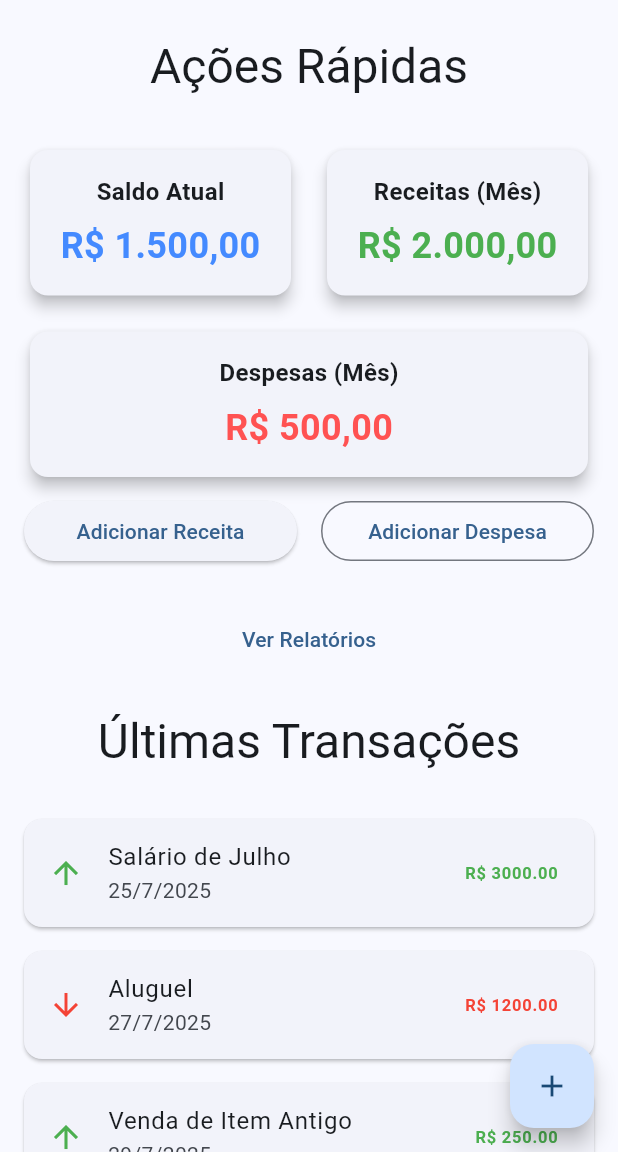
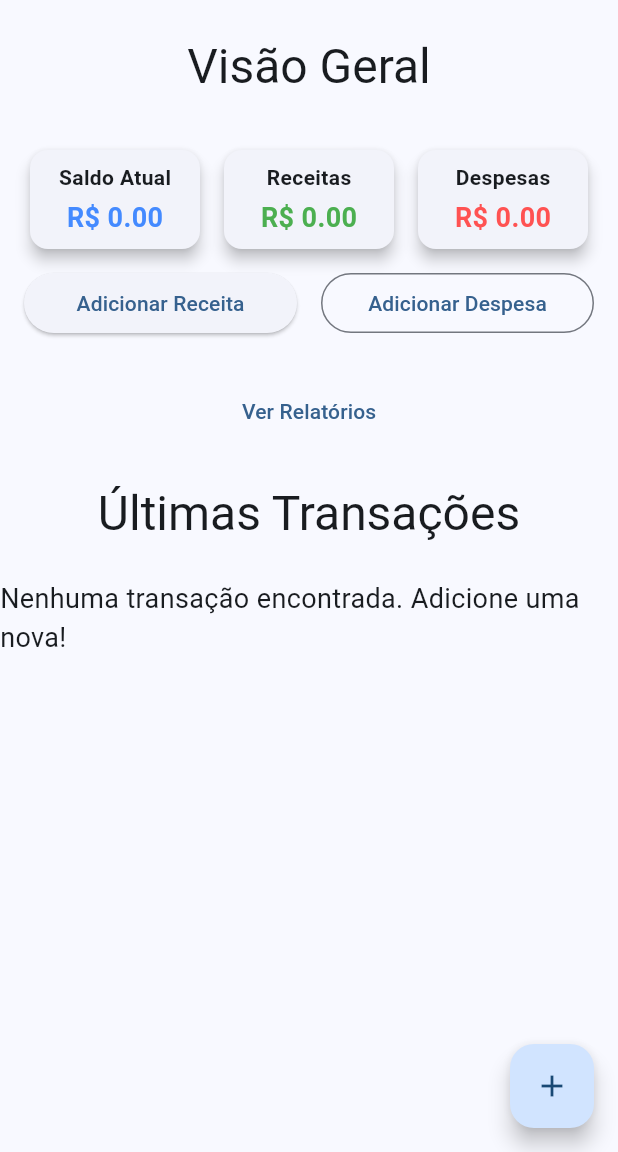
Before and after one commit to shinkosystems/SaasShinko, a Flutter app: the screen it shows after launch, after a tap on the "add" icon, on a phone screen of 412 x 824 dp, the part 84-1236 px from its top. Run offline on Flutter 3.47's test engine with Material 3 defaults, Android fonts, the phone set to English and light mode, and no system bars; our stand-ins replace supabase_flutter; accounts and stored records are empty.

Commit message:
feat: Ajuste de layout dos cards e lista de transações

```diff
--- a/lib/main.dart
+++ b/lib/main.dart
@@ -2,8 +2,20 @@ import 'package:flutter/material.dart';
 import 'package:saas_gestao_financeira/add_income_screen.dart';
 import 'package:saas_gestao_financeira/add_expense_screen.dart';
 import 'package:saas_gestao_financeira/transaction_model.dart';
+import 'package:supabase_flutter/supabase_flutter.dart';
 
-void main() {
+// Mantenha suas chaves Supabase aqui
+const SUPABASE_URL = 'https://rquhueanhjdozuhielag.supabase.co';
+const SUPABASE_ANON_KEY = 'eyJhbGciOiJIUzI1NiIsInR5cCI6IkpXVCJ9.eyJpc3MiOiJzdXBhYmFzZSIsInJlZiI6InJxdWh1ZWFuaGpkb3p1aGllbGFnIiwicm9sZSI6ImFub24iLCJpYXQiOjE3NTM3MjQ2MzMsImV4cCI6MjA2OTMwMDYzM30.kXkdpa6I7KnknyyAvdu1up2DEHyBC1-hy9BaYgKag4k';
+
+void main() async {
+  WidgetsFlutterBinding.ensureInitialized();
+
+  await Supabase.initialize(
+    url: SUPABASE_URL,
+    anonKey: SUPABASE_ANON_KEY,
+  );
+
   runApp(const MyApp());
 }
 
@@ -18,7 +30,7 @@ class _MyAppState extends State<MyApp> {
   @override
   Widget build(BuildContext context) {
     return MaterialApp(
-      title: 'SaaS Gestão Financeira', // Altere o título do app
+      title: 'SaaS Gestão Financeira',
       theme: ThemeData(
         colorScheme: ColorScheme.fromSeed(
           seedColor: const Color.fromARGB(255, 40, 157, 253),
@@ -27,7 +39,7 @@ class _MyAppState extends State<MyApp> {
       ),
       home: const MyHomePage(
         title: 'Página Inicial - SaaS Gestão Financeira',
-      ), // Altere o título da página inicial
+      ),
     );
   }
 }
@@ -42,36 +54,89 @@ class MyHomePage extends StatefulWidget {
 }
 
 class _MyHomePageState extends State<MyHomePage> {
-  final List<Transaction> _transactions = [
-    Transaction(
-      id: '1',
-      description: 'Salário de Julho',
-      value: 3000.00,
-      date: DateTime.now().subtract(const Duration(days: 5)),
-      type: TransactionType.income,
-    ),
-    Transaction(
-      id: '2',
-      description: 'Aluguel',
-      value: 1200.00,
-      date: DateTime.now().subtract(const Duration(days: 3)),
-      type: TransactionType.expense,
-    ),
-    Transaction(
-      id: '3',
-      description: 'Venda de Item Antigo',
-      value: 250.00,
-      date: DateTime.now().subtract(const Duration(days: 1)),
-      type: TransactionType.income,
-    ),
-    Transaction(
-      id: '4',
-      description: 'Supermercado',
-      value: 350.50,
-      date: DateTime.now(),
-      type: TransactionType.expense,
-    ),
-  ];
+  List<Transaction> _transactions = [];
+  bool _isLoading = true;
+
+  final SupabaseClient supabase = Supabase.instance.client;
+
+  @override
+  void initState() {
+    super.initState();
+    _fetchTransactions(); // Inicia o carregamento das transações ao iniciar a tela
+  }
+
+  // Método para buscar as transações do Supabase
+  Future<void> _fetchTransactions() async {
+    print('>>> _fetchTransactions() iniciado.');
+    setState(() {
+      _isLoading = true;
+    });
+
+    try {
+      final List<Map<String, dynamic>> response = await supabase
+          .from('transactions')
+          .select('*')
+          .order('date', ascending: false);
+
+      print('>>> Resposta bruta do Supabase: $response'); // Manter para debug
+
+      setState(() {
+        _transactions = response.map((json) => Transaction.fromJson(json)).toList();
+        _isLoading = false;
+        print('>>> Transações fetched e _transactions atualizado. Total: ${_transactions.length}');
+        print('>>> Saldo Atual Calculado: R\$ ${_currentBalance.toStringAsFixed(2)}');
+        print('>>> Receitas Mês Calculado: R\$ ${_monthlyIncome.toStringAsFixed(2)}');
+        print('>>> Despesas Mês Calculado: R\$ ${_monthlyExpense.toStringAsFixed(2)}');
+      });
+    } on PostgrestException catch (e) {
+      print('>>> ERRO Postgrest ao buscar transações: ${e.message}');
+      setState(() {
+        _isLoading = false;
+      });
+      ScaffoldMessenger.of(context).showSnackBar(
+        SnackBar(content: Text('Erro ao carregar transações: ${e.message}')),
+      );
+    } catch (error) {
+      print('>>> ERRO geral ao buscar transações: $error');
+      setState(() {
+        _isLoading = false;
+      });
+      ScaffoldMessenger.of(context).showSnackBar(
+        SnackBar(content: Text('Erro ao carregar transações: $error')),
+      );
+    }
+    print('>>> _fetchTransactions() finalizado.');
+  }
+
+  double get _currentBalance {
+    final totalIncome = _transactions
+        .where((t) => t.type == TransactionType.income)
+        .fold(0.0, (sum, item) => sum + item.value);
+    final totalExpense = _transactions
+        .where((t) => t.type == TransactionType.expense)
+        .fold(0.0, (sum, item) => sum + item.value);
+    return totalIncome - totalExpense;
+  }
+
+  double get _monthlyIncome {
+    final now = DateTime.now();
+    return _transactions
+        .where((t) =>
+            t.type == TransactionType.income &&
+            t.date.year == now.year &&
+            t.date.month == now.month)
+        .fold(0.0, (sum, item) => sum + item.value);
+  }
+
+  double get _monthlyExpense {
+    final now = DateTime.now();
+    return _transactions
+        .where((t) =>
+            t.type == TransactionType.expense &&
+            t.date.year == now.year &&
+            t.date.month == now.month)
+        .fold(0.0, (sum, item) => sum + item.value);
+  }
 
   @override
   Widget build(BuildContext context) {
@@ -80,46 +145,47 @@ class _MyHomePageState extends State<MyHomePage> {
         backgroundColor: Theme.of(context).colorScheme.inversePrimary,
         title: Text(widget.title),
       ),
-      body: SingleChildScrollView(
+      body: SingleChildScrollView( // Mantendo o SingleChildScrollView para a página toda
         child: Column(
           children: <Widget>[
             Padding(
               padding: const EdgeInsets.symmetric(vertical: 24.0),
               child: Text(
-                "Ações Rápidas",
+                "Visão Geral",
                 style: Theme.of(
                   context,
-                ).textTheme.headlineLarge, // Estilo de texto grande
+                ).textTheme.headlineLarge,
               ),
             ),
+
+            // INÍCIO DA ROW DOS CARDS
             Padding(
-              //Início dos Cards
               padding: const EdgeInsets.symmetric(
                 horizontal: 16.0,
                 vertical: 8.0,
               ),
-              child: Row(
+              child: Row( // Uma única Row para os três cards
                 children: <Widget>[
                   Expanded(
                     child: Card(
                       elevation: 4,
                       child: Padding(
-                        padding: const EdgeInsets.all(16.0),
+                        padding: const EdgeInsets.all(8.0), // Padding ajustado para 3 cards
                         child: Column(
                           mainAxisSize: MainAxisSize.min,
                           children: <Widget>[
                             const Text(
                               'Saldo Atual',
                               style: TextStyle(
-                                fontSize: 16,
+                                fontSize: 14, // Fonte ajustada para 3 cards
                                 fontWeight: FontWeight.bold,
                               ),
                             ),
-                            const SizedBox(height: 8),
-                            const Text(
-                              'R\$ 1.500,00',
-                              style: TextStyle(
-                                fontSize: 24,
+                            const SizedBox(height: 4), // Espaçamento ajustado
+                            Text(
+                              'R\$ ${_currentBalance.toStringAsFixed(2)}',
+                              style: const TextStyle(
+                                fontSize: 18, // Fonte ajustada
                                 fontWeight: FontWeight.bold,
                                 color: Colors.blueAccent,
                               ),
@@ -129,27 +195,27 @@ class _MyHomePageState extends State<MyHomePage> {
                       ),
                     ),
                   ),
-                  const SizedBox(width: 16), // Espaço entre os cards
+                  const SizedBox(width: 8), // Espaçamento entre os cards
                   Expanded(
                     child: Card(
                       elevation: 4,
                       child: Padding(
-                        padding: const EdgeInsets.all(16.0),
+                        padding: const EdgeInsets.all(8.0), // Padding ajustado
                         child: Column(
                           mainAxisSize: MainAxisSize.min,
                           children: <Widget>[
                             const Text(
-                              'Receitas (Mês)',
+                              'Receitas', // Texto mais curto
                               style: TextStyle(
-                                fontSize: 16,
+                                fontSize: 14, // Fonte ajustada
                                 fontWeight: FontWeight.bold,
                               ),
                             ),
-                            const SizedBox(height: 8),
-                            const Text(
-                              'R\$ 2.000,00',
-                              style: TextStyle(
-                                fontSize: 24,
+                            const SizedBox(height: 4), // Espaçamento ajustado
+                            Text(
+                              'R\$ ${_monthlyIncome.toStringAsFixed(2)}',
+                              style: const TextStyle(
+                                fontSize: 18, // Fonte ajustada
                                 fontWeight: FontWeight.bold,
                                 color: Colors.green,
                               ),
@@ -159,37 +225,27 @@ class _MyHomePageState extends State<MyHomePage> {
                       ),
                     ),
                   ),
-                ],
-              ),
-            ),
-            Padding(
-              //Início card #2
-              padding: const EdgeInsets.symmetric(
-                horizontal: 16.0,
-                vertical: 8.0,
-              ),
-              child: Row(
-                children: <Widget>[
-                  Expanded(
+                  const SizedBox(width: 8), // Espaçamento entre os cards
+                  Expanded( // Terceiro card na mesma Row
                     child: Card(
                       elevation: 4,
                       child: Padding(
-                        padding: const EdgeInsets.all(16.0),
+                        padding: const EdgeInsets.all(8.0), // Padding ajustado
                         child: Column(
                           mainAxisSize: MainAxisSize.min,
                           children: <Widget>[
                             const Text(
-                              'Despesas (Mês)',
+                              'Despesas', // Texto mais curto
                               style: TextStyle(
-                                fontSize: 16,
+                                fontSize: 14, // Fonte ajustada
                                 fontWeight: FontWeight.bold,
                               ),
                             ),
-                            const SizedBox(height: 8),
-                            const Text(
-                              'R\$ 500,00',
-                              style: TextStyle(
-                                fontSize: 24,
+                            const SizedBox(height: 4), // Espaçamento ajustado
+                            Text(
+                              'R\$ ${_monthlyExpense.toStringAsFixed(2)}',
+                              style: const TextStyle(
+                                fontSize: 18, // Fonte ajustada
                                 fontWeight: FontWeight.bold,
                                 color: Colors.redAccent,
                               ),
@@ -201,23 +257,27 @@ class _MyHomePageState extends State<MyHomePage> {
                   ),
                 ],
               ),
-            ), //Final dos cards
+            ),
+            // FIM DA ROW DOS CARDS
+
+            // INÍCIO DA ROW DOS BOTÕES RECEITA E DESPESA
             Padding(
               padding: const EdgeInsets.symmetric(horizontal: 16.0),
               child: Row(
                 children: <Widget>[
                   Expanded(
                     child: ElevatedButton(
-                      // <--- BOTÃO ADICIONAR RECEITAS
                       onPressed: () {
+                        print('Navegando para AddIncomeScreen...');
                         Navigator.push(
-                          // <--- Começamos a navegação aqui!
                           context,
                           MaterialPageRoute(
-                            builder: (context) =>
-                                const AddIncomeScreen(), // <--- Vai para a nova tela
+                            builder: (context) => const AddIncomeScreen(),
                           ),
-                        );
+                        ).then((_) {
+                          print('Retornou de AddIncomeScreen. Chamando _fetchTransactions()...');
+                          _fetchTransactions();
+                        });
                       },
                       child: const Text('Adicionar Receita'),
                     ),
@@ -225,15 +285,17 @@ class _MyHomePageState extends State<MyHomePage> {
                   const SizedBox(width: 16),
                   Expanded(
                     child: OutlinedButton(
-                      // <--- BOTÃO ADICIONAR DESPESA
                       onPressed: () {
+                        print('Navegando para AddExpenseScreen...');
                         Navigator.push(
                           context,
                           MaterialPageRoute(
-                            builder: (context) =>
-                                const AddExpenseScreen(), // <--- Vai para a nova tela
+                            builder: (context) => const AddExpenseScreen(),
                           ),
-                        );
+                        ).then((_) {
+                          print('Retornou de AddExpenseScreen. Chamando _fetchTransactions()...');
+                          _fetchTransactions();
+                        });
                       },
                       child: const Text('Adicionar Despesa'),
                   ),
@@ -241,16 +303,21 @@ class _MyHomePageState extends State<MyHomePage> {
                 ],
               ),
             ),
+            // FIM DA ROW DOS BOTÕES RECEITA E DESPESA
+
+            // INÍCIO DO BOTÃO VER RELATÓRIO
             Padding(
               padding: const EdgeInsets.only(top: 24.0),
               child: TextButton(
-                // <--- BOTÃO VER RELATÓRIOS
                 onPressed: () {
                   print('Ver Relatórios Clicando!');
                 },
                 child: const Text('Ver Relatórios'),
               ),
             ),
+            // FIM DO BOTÃO VER RELATÓRIO
+
+            // INÍCIO DA LISTA DO BALANÇO CADASTRADO PELO USUÁRIO
             Padding(
               padding: const EdgeInsets.symmetric(vertical: 24.0),
               child: Text(
@@ -258,59 +325,72 @@ class _MyHomePageState extends State<MyHomePage> {
                 style: Theme.of(context).textTheme.headlineLarge,
               ),
             ),
-            // Aqui virá a lista de transações
-            // Usaremos um ListView.builder dentro de um Expanded ou SizedBox para dar limite de altura
-            SizedBox(
-              // Usamos SizedBox para dar uma altura fixa para a lista no momento
-              height:
-                  300, // Ajuste a altura conforme necessário para ver os itens
+            _isLoading
+                ? const Center(child: CircularProgressIndicator())
+                : _transactions.isEmpty
+                    ? const Center(
+                        child: Text(
+                          'Nenhuma transação encontrada. Adicione uma nova!',
+                          style: TextStyle(fontSize: 18),
+                        ),
+                      )
+                    : SizedBox(
+                        height: 100, // AJUSTE DE ALTURA DA LISTA DE TRANSAÇÕES
                         child: ListView.builder(
+                          physics: const NeverScrollableScrollPhysics(),
                           itemCount: _transactions.length,
                           itemBuilder: (context, index) {
                             final transaction = _transactions[index];
-                  return Card(
-                    // Para cada transação, um Card simples por enquanto
-                    margin: const EdgeInsets.symmetric(
-                      vertical: 8.0,
-                      horizontal: 16.0,
+                            return Padding(
+                              padding: const EdgeInsets.symmetric(horizontal: 16.0),
+                              child: Card(
+                                margin: const EdgeInsets.symmetric(vertical: 8.0),
+                                elevation: 2,
+                                child: ListTile(
+                                  contentPadding: const EdgeInsets.symmetric(horizontal: 16.0, vertical: 8.0),
+                                  leading: CircleAvatar(
+                                    backgroundColor: transaction.type == TransactionType.income
+                                        ? Colors.green.shade100
+                                        : Colors.red.shade100,
+                                    child: Icon(
+                                      transaction.type == TransactionType.income
+                                          ? Icons.arrow_upward
+                                          : Icons.arrow_downward,
+                                      color: transaction.type == TransactionType.income
+                                          ? Colors.green
+                                          : Colors.red,
                                     ),
-                    child: ListTile(
-                      leading: Icon(
-                        transaction.type == TransactionType.income
-                            ? Icons
-                                  .arrow_upward // Ícone para receita
-                            : Icons.arrow_downward, // Ícone para despesa
-                        color: transaction.type == TransactionType.income
-                            ? Colors
-                                  .green // Cor verde para receita
-                            : Colors.red, // Cor vermelha para despesa
                                   ),
-                      title: Text(transaction.description),
+                                  title: Text(
+                                    transaction.description,
+                                    style: const TextStyle(fontWeight: FontWeight.bold),
+                                  ),
                                   subtitle: Text(
-                        '${transaction.date.day}/${transaction.date.month}/${transaction.date.year}',
+                                    '${transaction.date.day.toString().padLeft(2, '0')}/${transaction.date.month.toString().padLeft(2, '0')}/${transaction.date.year}',
                                   ),
                                   trailing: Text(
                                     'R\$ ${transaction.value.toStringAsFixed(2)}',
                                     style: TextStyle(
-                          fontWeight: FontWeight.bold,
                                       color: transaction.type == TransactionType.income
                                         ? Colors.green
                                         : Colors.red,
+                                      fontWeight: FontWeight.bold,
+                                    ),
                                   ),
                                 ),
                               ),
                             );
                           },
                         ),
-            ), // Se quiser adicionar mais coisas, adicione aqui dentro da Column
+                      ),
           ],
         ),
-      ), // <--- Fechamento CORRETO do SingleChildScrollView
+      ),
       floatingActionButton: FloatingActionButton(
         onPressed: () {
-          print('Botão Flutuante Clicando!'); // Nova ação para o FAB
+          print('Botão Flutuante Clicando!');
         },
-        tooltip: 'Nova Transação', // Novo tooltip
+        tooltip: 'Nova Transação',
         child: const Icon(Icons.add),
       ),
     );
--- a/pubspec.yaml
+++ b/pubspec.yaml
@@ -30,9 +30,7 @@ environment:
 dependencies:
   flutter:
     sdk: flutter
-
-  # The following adds the Cupertino Icons font to your application.
-  # Use with the CupertinoIcons class for iOS style icons.
+  supabase_flutter: ^2.9.1
   cupertino_icons: ^1.0.8
 
 dev_dependencies:
```
Also changed, not shown: lib/add_expense_screen.dart (+61 -15 lines), lib/add_income_screen.dart (+48 -16 lines), lib/transaction_model.dart (+21 -0 lines), pubspec.lock, 5 other files. Lines whose indentation alone changed are shown as unchanged.
